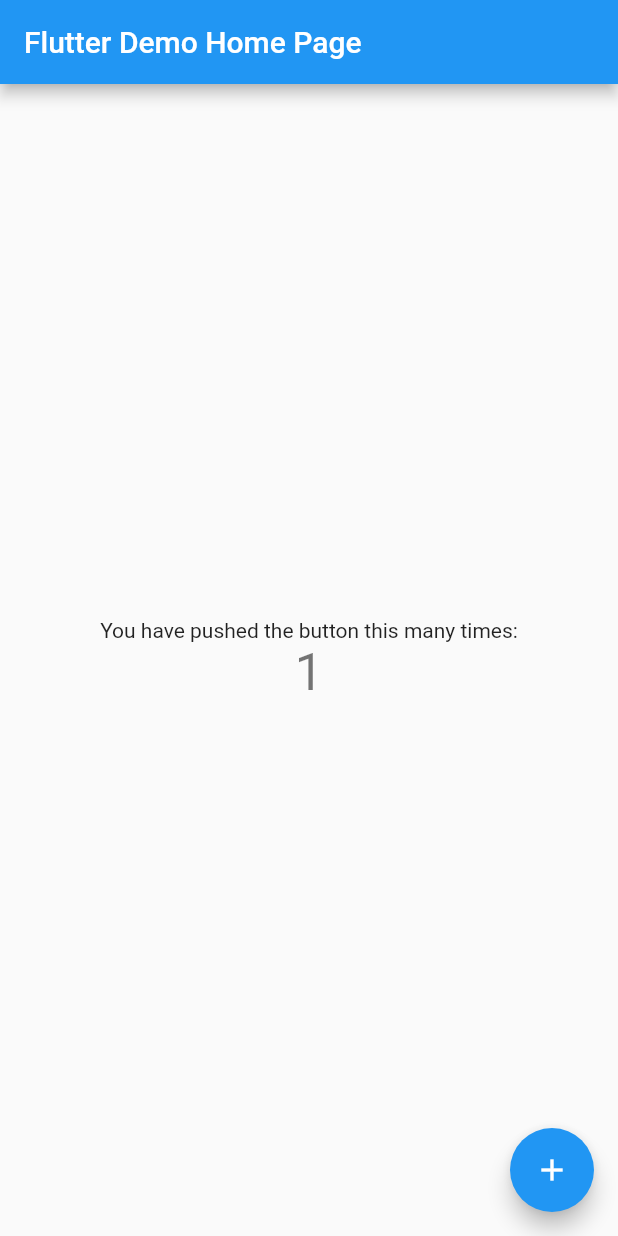
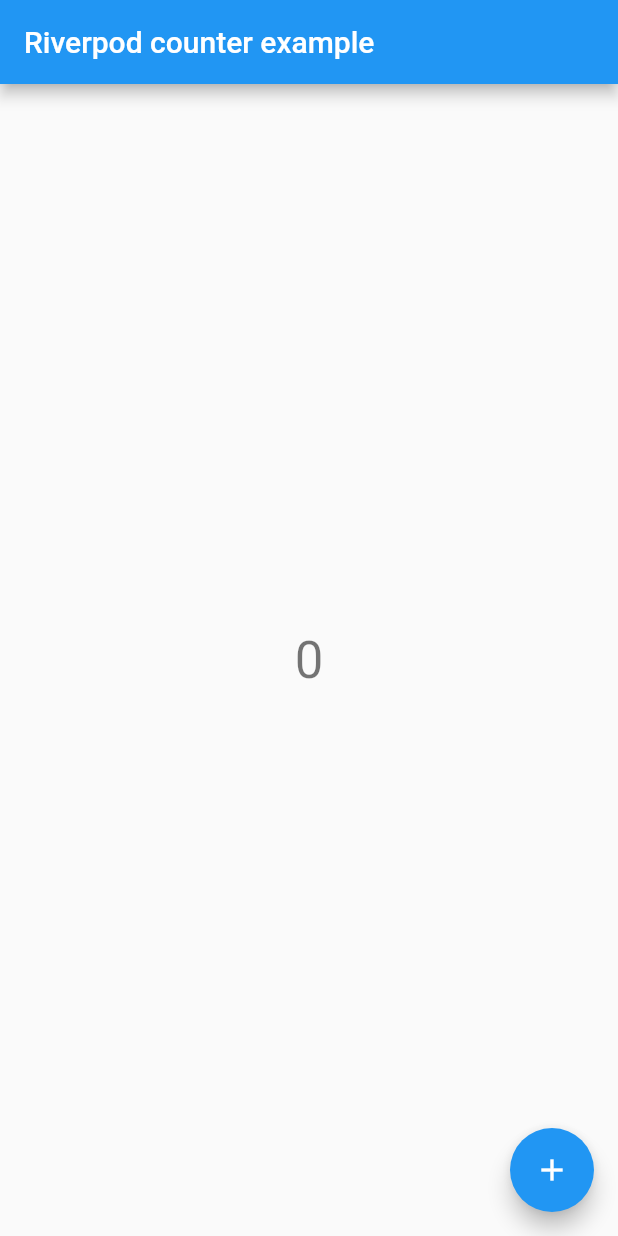
Before and after one commit to mibi2007/flutter-demo, a Flutter app: the screen it shows after launch, after a tap on the "add" icon, on a phone screen of 412 x 824 dp. Run offline on Flutter 3.47's test engine with Material 2 defaults, Android fonts, the phone set to English and light mode, and no system bars; our stand-ins replace flutter_hooks, hooks_riverpod.

Commit message:
Initial state management with Riverpod

```diff
--- a/lib/main.dart
+++ b/lib/main.dart
@@ -1,113 +1,69 @@
 import 'package:flutter/material.dart';
+import 'package:hooks_riverpod/hooks_riverpod.dart';
+import 'package:flutter_hooks/flutter_hooks.dart';
 
 void main() {
-  runApp(MyApp());
+  runApp(
+    /// [MyApp] is wrapped in a [ProviderScope].
+    /// This widget is where the state of most of our providers will be stored.
+    /// This replaces `MultiProvider` if you've used `provider` before.
+    const ProviderScope(
+      child: MyApp(),
+    ),
+  );
+}
+
+/// A provider that creates and listen to a [StateNotifier].
+///
+/// Providers are declared as global variables.
+/// This does not hinder testability, as the state of a provider is instead
+/// stored inside a [ProviderScope].
+final counterProvider = StateNotifierProvider<Counter>((_) => Counter());
+
+/// A simple [StateNotifier] that implements a counter.
+///
+/// It doesn't have to be a [StateNotifier], and could be anything else such as:
+/// - [ChangeNotifier], with [ChangeNotifierProvider]
+/// - [Stream], with [StreamProvider]
+/// ...
+class Counter extends StateNotifier<int> {
+  Counter() : super(0);
+
+  void increment() => state++;
 }
 
 class MyApp extends StatelessWidget {
-  // This widget is the root of your application.
+  const MyApp({Key key}) : super(key: key);
+
   @override
   Widget build(BuildContext context) {
-    return MaterialApp(
-      title: 'Flutter Demo',
-      theme: ThemeData(
-        // This is the theme of your application.
-        //
-        // Try running your application with "flutter run". You'll see the
-        // application has a blue toolbar. Then, without quitting the app, try
-        // changing the primarySwatch below to Colors.green and then invoke
-        // "hot reload" (press "r" in the console where you ran "flutter run",
-        // or simply save your changes to "hot reload" in a Flutter IDE).
-        // Notice that the counter didn't reset back to zero; the application
-        // is not restarted.
-        primarySwatch: Colors.blue,
-      ),
-      home: MyHomePage(title: 'Flutter Demo Home Page'),
+    return const MaterialApp(
+      home: MyHomePage(),
     );
   }
 }
 
-class MyHomePage extends StatefulWidget {
-  MyHomePage({Key key, this.title}) : super(key: key);
-
-  // This widget is the home page of your application. It is stateful, meaning
-  // that it has a State object (defined below) that contains fields that affect
-  // how it looks.
-
-  // This class is the configuration for the state. It holds the values (in this
-  // case the title) provided by the parent (in this case the App widget) and
-  // used by the build method of the State. Fields in a Widget subclass are
-  // always marked "final".
-
-  final String title;
-
-  @override
-  _MyHomePageState createState() => _MyHomePageState();
-}
-
-class _MyHomePageState extends State<MyHomePage> {
-  int _counter = 0;
-
-  void _incrementCounter() {
-    setState(() {
-      // This call to setState tells the Flutter framework that something has
-      // changed in this State, which causes it to rerun the build method below
-      // so that the display can reflect the updated values. If we changed
-      // _counter without calling setState(), then the build method would not be
-      // called again, and so nothing would appear to happen.
-      _counter++;
-    });
-  }
+class MyHomePage extends HookWidget {
+  const MyHomePage({Key key}) : super(key: key);
 
   @override
   Widget build(BuildContext context) {
-    // This method is rerun every time setState is called, for instance as done
-    // by the _incrementCounter method above.
-    //
-    // The Flutter framework has been optimized to make rerunning build methods
-    // fast, so that you can just rebuild anything that needs updating rather
-    // than having to individually change instances of widgets.
+    final count = useProvider(counterProvider.state);
+
     return Scaffold(
       appBar: AppBar(
-        // Here we take the value from the MyHomePage object that was created by
-        // the App.build method, and use it to set our appbar title.
-        title: Text(widget.title),
+        title: const Text('Riverpod counter example'),
       ),
       body: Center(
-        // Center is a layout widget. It takes a single child and positions it
-        // in the middle of the parent.
-        child: Column(
-          // Column is also a layout widget. It takes a list of children and
-          // arranges them vertically. By default, it sizes itself to fit its
-          // children horizontally, and tries to be as tall as its parent.
-          //
-          // Invoke "debug painting" (press "p" in the console, choose the
-          // "Toggle Debug Paint" action from the Flutter Inspector in Android
-          // Studio, or the "Toggle Debug Paint" command in Visual Studio Code)
-          // to see the wireframe for each widget.
-          //
-          // Column has various properties to control how it sizes itself and
-          // how it positions its children. Here we use mainAxisAlignment to
-          // center the children vertically; the main axis here is the vertical
-          // axis because Columns are vertical (the cross axis would be
-          // horizontal).
-          mainAxisAlignment: MainAxisAlignment.center,
-          children: <Widget>[
-            Text(
-              'You have pushed the button this many times:',
-            ),
-            Text(
-              '$_counter',
-              style: Theme.of(context).textTheme.headline4,
-            ),
-          ],
+        child: Text(
+          '$count',
+          style: Theme.of(context).textTheme.headline4,
         ),
       ),
       floatingActionButton: FloatingActionButton(
-        onPressed: _incrementCounter,
-        tooltip: 'Increment',
-        child: Icon(Icons.add),
-      ), // This trailing comma makes auto-formatting nicer for build methods.
+        onPressed: () => context.read(counterProvider).increment(),
+        child: const Icon(Icons.add),
+      ),
     );
   }
 }
--- a/pubspec.yaml
+++ b/pubspec.yaml
@@ -23,6 +23,8 @@
 dependencies:
   flutter:
     sdk: flutter
+  flutter_hooks: ^0.16.0
+  hooks_riverpod: ^0.13.1
 
 dev_dependencies:
   flutter_test:
```
Also changed, not shown: pubspec.lock, 3 other files.
